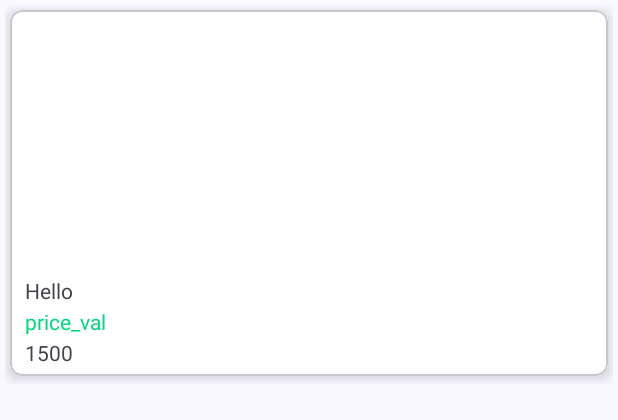
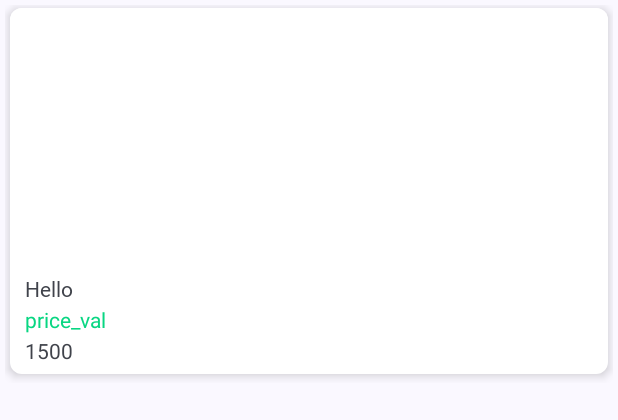
Before and after one commit to Ripat123/FixedBD, an Android app: the layout product_item.xml on its own in the app's theme, with its tools: preview values and no code run, on a phone screen of 412 x 824 dp. Shown: the top 420 px of the screen. Run offline under Robolectric (Android 15) with nearby library versions, the phone set to English and light mode, and no system bars; network calls fail; Roboto replaces fonts that are not available here.

Commit message:
28/06/22

```diff
--- a/app/src/main/res/layout/product_item.xml
+++ b/app/src/main/res/layout/product_item.xml
@@ -8,17 +8,18 @@
 
     <com.google.android.material.card.MaterialCardView
         android:id="@+id/pro_card"
+        style="@style/Widget.Material3.CardView.Filled"
         android:layout_width="match_parent"
         android:layout_height="match_parent"
         android:layout_marginStart="3dp"
-        android:layout_marginTop="3dp"
+        android:layout_marginTop="2dp"
         android:layout_marginEnd="3dp"
-        android:layout_marginBottom="5dp"
+        android:layout_marginBottom="6dp"
         android:clickable="true"
         android:focusable="true"
         android:theme="@style/card_main"
         app:cardCornerRadius="8dp"
-        app:cardElevation="5dp"
+        app:cardElevation="4dp"
         app:layout_constraintBottom_toBottomOf="parent"
         app:layout_constraintEnd_toEndOf="parent"
         app:layout_constraintStart_toStartOf="parent"
@@ -50,6 +51,7 @@
                 android:maxLines="2"
                 android:text="Hello"
                 android:textAlignment="gravity"
+                app:fontFamily="@font/roboto"
                 app:layout_constraintEnd_toEndOf="parent"
                 app:layout_constraintStart_toStartOf="@+id/pro_image"
                 app:layout_constraintTop_toBottomOf="@+id/pro_image" />
--- a/app/src/main/res/values-night/themes.xml
+++ b/app/src/main/res/values-night/themes.xml
@@ -36,7 +36,7 @@
         <item name="android:background">@color/black</item>
     </style>
 
-    <style name="card_main" parent="CardView">
+    <style name="card_main" parent="Widget.Material3.CardView.Filled">
         <item name="android:background">#323232</item>
     </style>
 
--- a/app/src/main/res/values/preloaded_fonts.xml
+++ b/app/src/main/res/values/preloaded_fonts.xml
@@ -6,6 +6,9 @@
         <item>@font/poppins_light</item>
         <item>@font/poppins_medium</item>
         <item>@font/poppins_semibold</item>
+        <item>@font/roboto</item>
+        <item>@font/roboto_medium</item>
+        <item>@font/roboto_mono</item>
         <item>@font/rubik</item>
         <item>@font/rubik_bold</item>
         <item>@font/rubik_bold_italic</item>
--- a/app/src/main/res/values/themes.xml
+++ b/app/src/main/res/values/themes.xml
@@ -45,7 +45,7 @@
         <item name="android:background">#EFEFEF</item>
     </style>
 
-    <style name="card_main" parent="CardView">
+    <style name="card_main" parent="Widget.Material3.CardView.Filled">
         <item name="android:background">@color/white</item>
     </style>
 
```
Also changed, not shown: app/src/main/res/values/styles.xml (+13 -13 lines).
